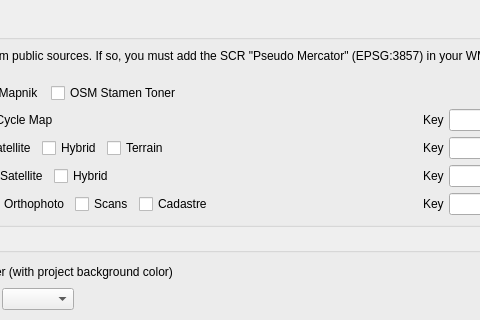
The window that lizmap/resources/ui/ui_lizmap.ui (3liz/lizmap-plugin) describes before a commit, drawn with Qt 5; both pictures show x 438 to 918 and y 0 to 320 of the 1033 by 756 pixel window.
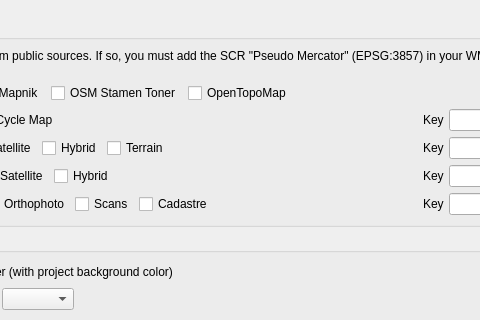
The same window after the commit. The open tabs and pages were chosen to show the change. Custom widgets are drawn as their Qt base class.

```diff
--- a/lizmap/resources/ui/ui_lizmap.ui
+++ b/lizmap/resources/ui/ui_lizmap.ui
@@ -2021,6 +2021,13 @@
                       </property>
                      </widget>
                     </item>
+                    <item>
+                     <widget class="QCheckBox" name="cb_open_topo_map">
+                      <property name="text">
+                       <string>OpenTopoMap</string>
+                      </property>
+                     </widget>
+                    </item>
                     <item>
                      <spacer name="horizontalSpacer_5">
                       <property name="orientation">
```
